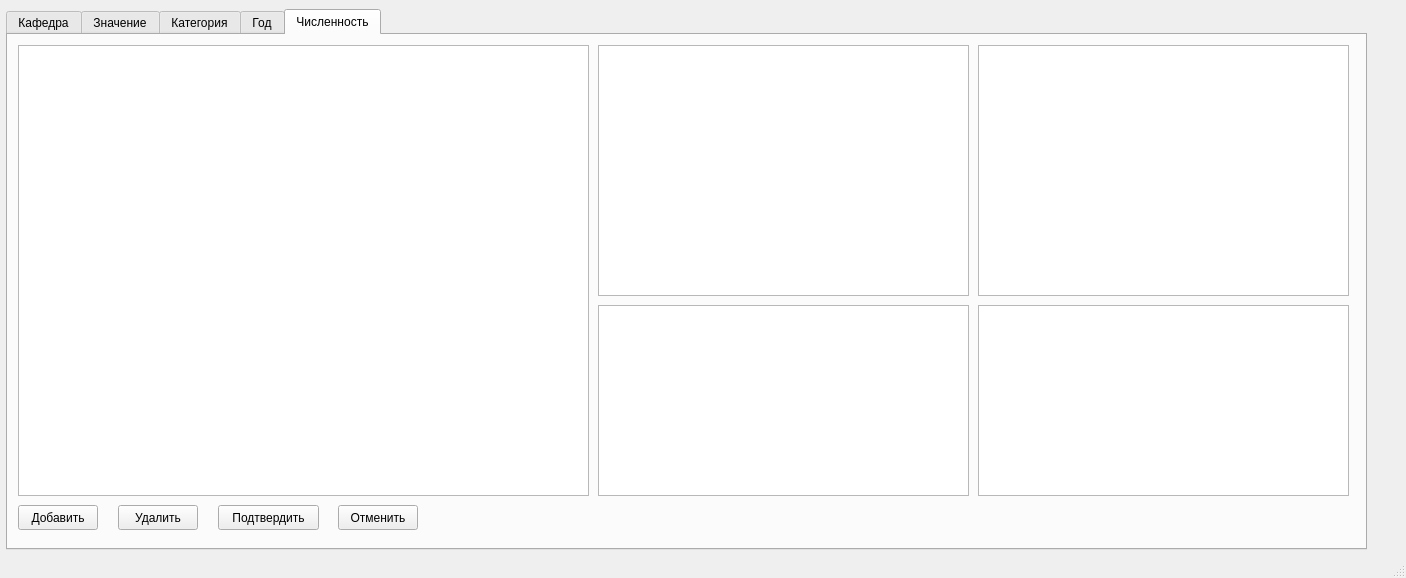
This is 5_semestr/DB's/lab3/Lab3/mainwindow.ui in OranGeNaL/labs as Qt 5 draws it before an edit. The edited form follows.
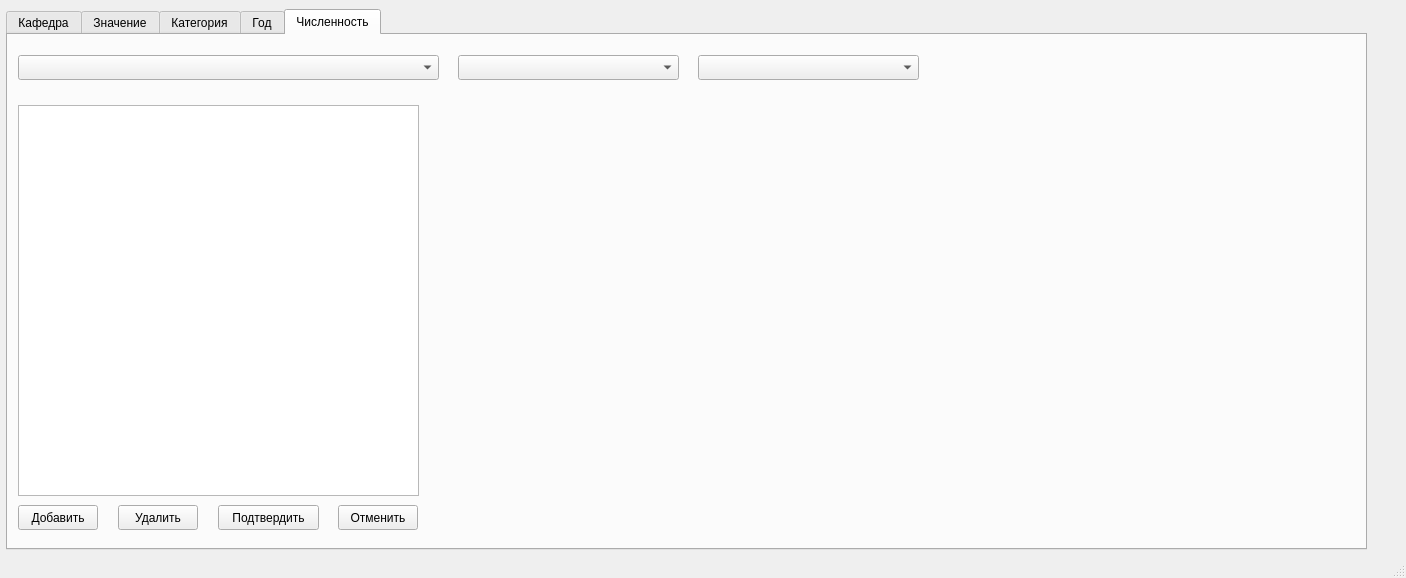
This is the edited form. The open tabs and pages were chosen to show the change.

What changed in the file:
```diff
--- a/5_semestr/DB's/lab3/Lab3/mainwindow.ui
+++ b/5_semestr/DB's/lab3/Lab3/mainwindow.ui
@@ -302,9 +302,9 @@
       <property name="geometry">
        <rect>
         <x>10</x>
-        <y>10</y>
-        <width>571</width>
-        <height>451</height>
+        <y>70</y>
+        <width>401</width>
+        <height>391</height>
        </rect>
       </property>
      </widget>
@@ -360,43 +360,33 @@
        <string>Удалить</string>
       </property>
      </widget>
-     <widget class="QTableView" name="KafedraRefView">
+     <widget class="QComboBox" name="cbChooseKaf">
       <property name="geometry">
        <rect>
-        <x>590</x>
-        <y>10</y>
-        <width>371</width>
-        <height>251</height>
+        <x>10</x>
+        <y>20</y>
+        <width>421</width>
+        <height>25</height>
        </rect>
       </property>
      </widget>
-     <widget class="QTableView" name="YearRefView">
+     <widget class="QComboBox" name="cbChooseVal">
       <property name="geometry">
        <rect>
-        <x>590</x>
-        <y>270</y>
-        <width>371</width>
-        <height>191</height>
+        <x>450</x>
+        <y>20</y>
+        <width>221</width>
+        <height>25</height>
        </rect>
       </property>
      </widget>
-     <widget class="QTableView" name="ValueRefView">
+     <widget class="QComboBox" name="cbChooseKat">
       <property name="geometry">
        <rect>
-        <x>970</x>
-        <y>10</y>
-        <width>371</width>
-        <height>251</height>
-       </rect>
-      </property>
-     </widget>
-     <widget class="QTableView" name="KategoriaRefView">
-      <property name="geometry">
-       <rect>
-        <x>970</x>
-        <y>270</y>
-        <width>371</width>
-        <height>191</height>
+        <x>690</x>
+        <y>20</y>
+        <width>221</width>
+        <height>25</height>
        </rect>
       </property>
      </widget>
```
Left out of the diff: 2 changed lines with no effect on the pictures.
